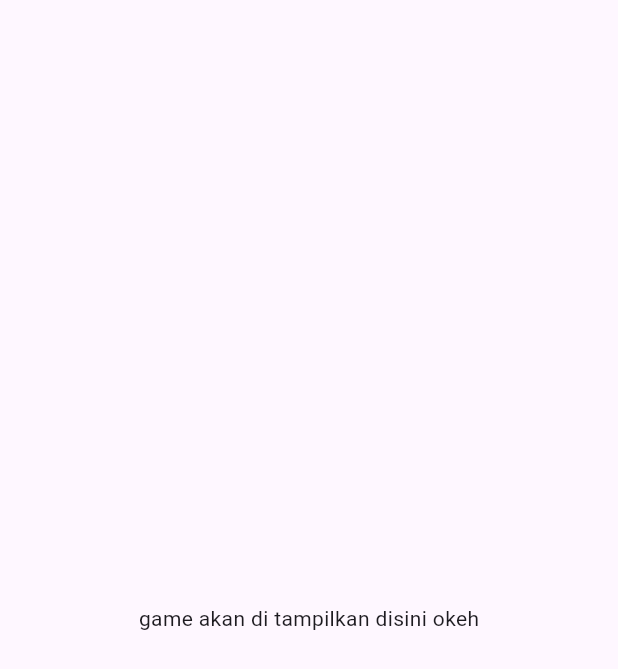
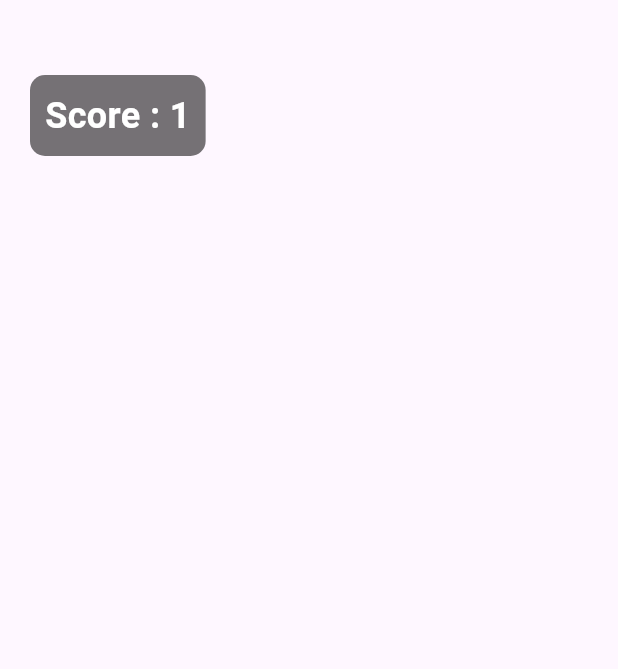
Before and after one commit to Noorania/game_mini, a Flutter app: the screen it shows after launch, on a phone screen of 412 x 824 dp. Shown: the top 669 px of the screen. Run offline on Flutter 3.47's test engine with Material 3 defaults, Android fonts, the phone set to English and light mode, and no system bars.

Commit message:
mengubah code main.dart

```diff
--- a/lib/main.dart
+++ b/lib/main.dart
@@ -1,8 +1,8 @@
 import 'package:flutter/material.dart';
-import '';
+
 
 void main() {
-  runApp(const MyApp());
+  runApp( MyApp());
 }
 
 class MyApp extends StatelessWidget {
@@ -15,13 +15,45 @@
   }
 }
 
-class GameScreen extends StatelessWidget {
+class GameScreen extends StatefulWidget {
+  const GameScreen({super.key});
+
  @override
- Widget build (BuildContext context) {
-   return Scaffold(
-    body : Center(
-    child : Text('game akan di tampilkan disini okeh')
-   ),
-   );
- }
+ State<GameScreen> createState() => GameScreenState();}
+
+class GameScreenState extends State<GameScreen> {
+  @override
+  void initState() {
+  super.initState();
+  }
+  @override
+  Widget build(BuildContext context){
+    return Scaffold(
+      body : Stack(
+        children: [
+          Positioned(
+            top: 50,
+            left: 20,
+            child: Container(
+              padding: const EdgeInsets.all(10),
+              decoration: BoxDecoration(
+                color: Colors.black54,
+                borderRadius: BorderRadius.circular(10),
+              ),
+
+              child: const Text(
+                'Score : 1',
+                style: TextStyle(
+                  color: Colors.white,
+                  fontSize: 24,
+                  fontWeight: FontWeight.bold,
+                ),
+              ),
+            )
+          )
+        ],
+      )
+    );
+  }
+
 }
```
